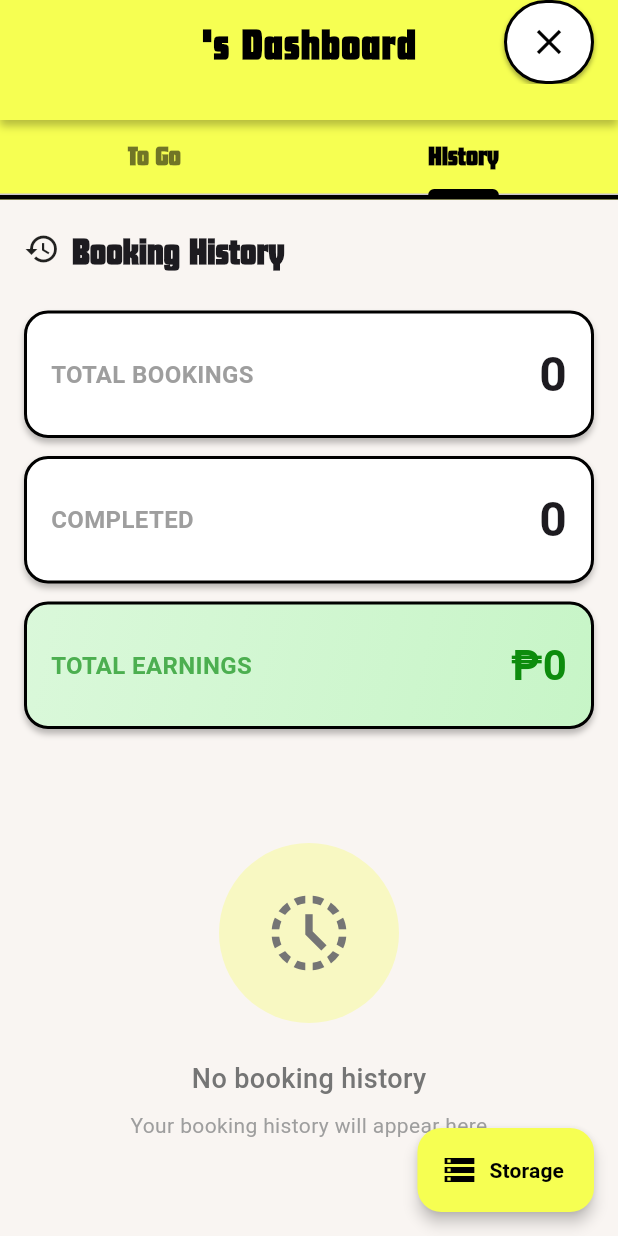
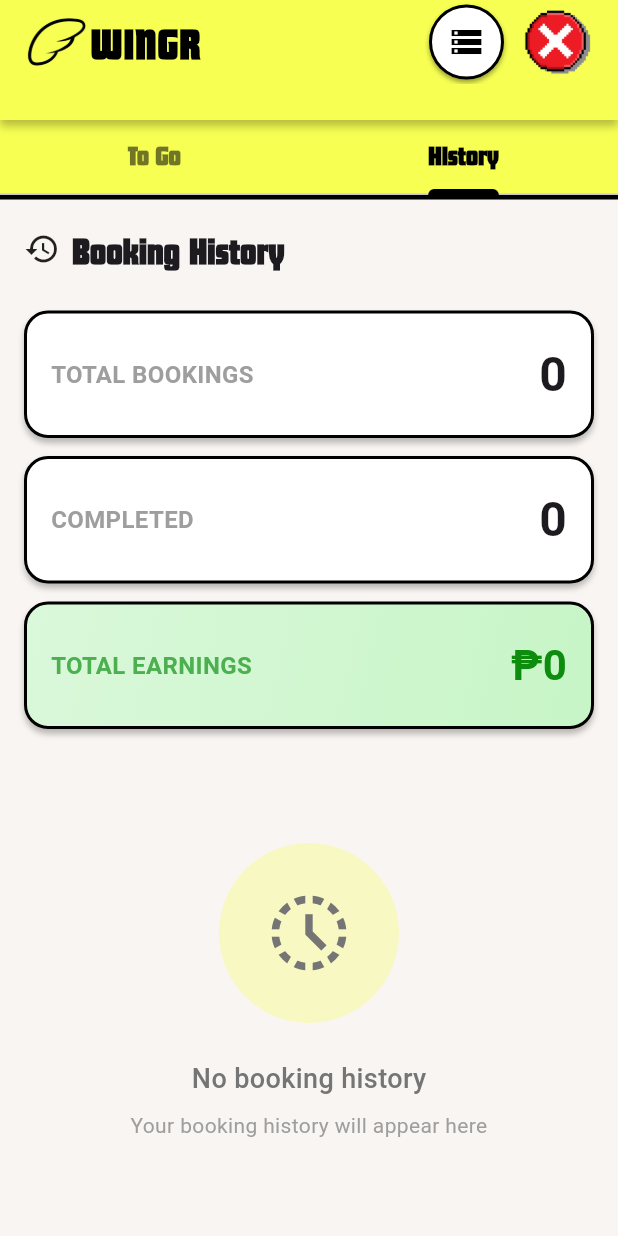
Before and after one commit to stephenrn/WINGR-Rent-A-Boyfriend-App, a Flutter app: the WingmanDashboardPage screen opened directly with empty values, tab 2 chosen, on a phone screen of 412 x 824 dp. Run offline on Flutter 3.47's test engine with Material 3 defaults, Android fonts, the light colour scheme and no system bars; our stand-ins replace shared_preferences, table_calendar; accounts and stored records are empty.

Commit message:
Refactor WingmanDashboardPage: Update AppBar layout with logo and title changes, move storage button to actions, and remove FloatingActionButton for improved UI consistency

```diff
--- a/lib/wingman_dashboard_page.dart
+++ b/lib/wingman_dashboard_page.dart
@@ -360,10 +360,20 @@ class _WingmanDashboardPageState extends State<WingmanDashboardPage> with Ticker
             child: AppBar(
               backgroundColor: Colors.transparent,
               elevation: 0,
-              centerTitle: true,
-              title: Text(
-                "${widget.wingmanName}'s Dashboard",
-                style: const TextStyle(
+              automaticallyImplyLeading: false,
+              // Leading section with logo
+              leading: Container(
+                padding: const EdgeInsets.only(left: 16),
+                child: Image.asset(
+                  'images/logo.png',
+                  fit: BoxFit.contain,
+                ),
+              ),
+              leadingWidth: 60, // Width for logo
+              // WINGR title instead of wingman's dashboard
+              title: const Text(
+                "WINGR",
+                style: TextStyle(
                   fontFamily: 'Futura',
                   fontSize: 28,
                   fontWeight: FontWeight.bold,
@@ -371,16 +381,17 @@ class _WingmanDashboardPageState extends State<WingmanDashboardPage> with Ticker
                   letterSpacing: 1,
                 ),
               ),
-              automaticallyImplyLeading: false,
+              titleSpacing: 0,
               actions: [
+                // Storage button - moved to actions area with icon only
                 Container(
-                  margin: const EdgeInsets.only(right: 16.0),
-                  width: 60,
-                  height: 60,
+                  margin: const EdgeInsets.only(right: 10.0),
+                  width: 50,
+                  height: 50,
                   child: Container(
                     decoration: BoxDecoration(
                       color: Colors.white,
-                      borderRadius: BorderRadius.circular(30),
+                      borderRadius: BorderRadius.circular(25),
                       border: Border.all(color: Colors.black, width: 2),
                       boxShadow: const [
                         BoxShadow(
@@ -391,8 +402,33 @@ class _WingmanDashboardPageState extends State<WingmanDashboardPage> with Ticker
                       ],
                     ),
                     child: IconButton(
-                      icon: const Icon(Icons.close, color: Colors.black, size: 28),
-                      onPressed: () => Navigator.of(context).pop(),
+                      icon: const Icon(Icons.storage, color: Colors.black, size: 24),
+                      onPressed: () => _showLocalStorageViewer(),
+                    ),
+                  ),
+                ),
+                // Close button using closeButton.png
+                Container(
+                  margin: const EdgeInsets.only(right: 16.0),
+                  width: 50,
+                  height: 50,
+                  child: GestureDetector(
+                    onTap: () => Navigator.of(context).pop(),
+                    child: Image.asset(
+                      'images/closeButton.png',
+                      width: 50,
+                      height: 50,
+                      fit: BoxFit.contain,
+                      errorBuilder: (context, error, stackTrace) {
+                        return Container(
+                          decoration: BoxDecoration(
+                            color: Colors.red[600],
+                            shape: BoxShape.circle,
+                            border: Border.all(color: Colors.black, width: 2),
+                          ),
+                          child: const Icon(Icons.close, color: Colors.white),
+                        );
+                      },
                     ),
                   ),
                 ),
@@ -450,16 +486,8 @@ class _WingmanDashboardPageState extends State<WingmanDashboardPage> with Ticker
         ],
       ),
 
-      floatingActionButton: FloatingActionButton.extended(
-        onPressed: () {
-          _showLocalStorageViewer();
-        },
-        backgroundColor: const Color(0xFFF6FF52),
-        foregroundColor: Colors.black,
-        elevation: 4,
-        label: const Text('Storage', style: TextStyle(fontWeight: FontWeight.bold)),
-        icon: const Icon(Icons.storage),
-      ),
+      // Remove FloatingActionButton as storage button is now in AppBar
+      // floatingActionButton: ... (removed)
     );
   }
 
```
